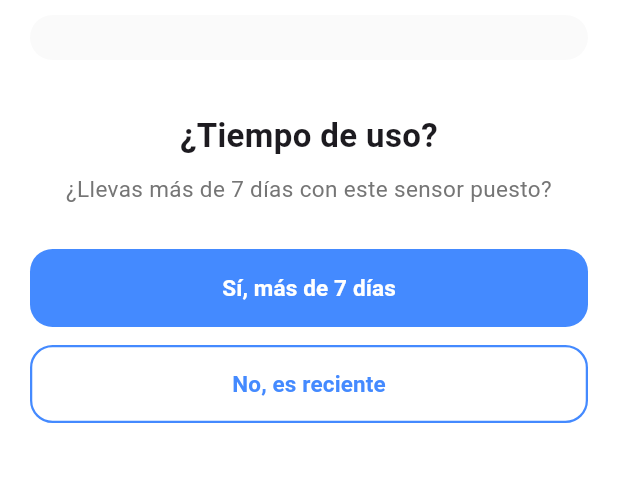
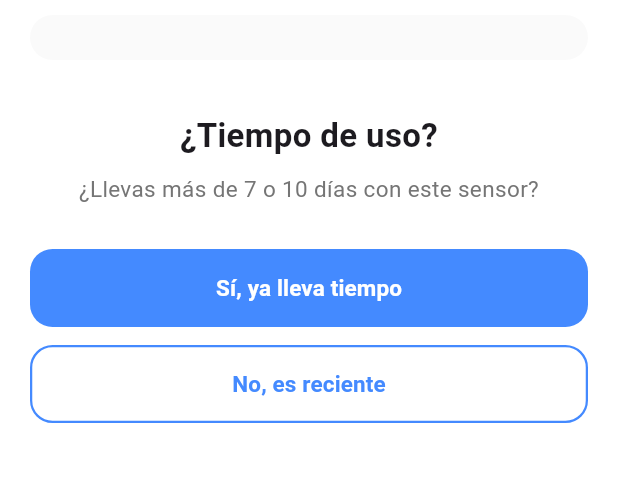
Before and after one commit to SamuMartinez94/app-diabetes, a Flutter app: the ErroresScreen screen opened directly with empty values, after a tap on "El sensor no conecta", after a tap on "Está bien puesto", on a phone screen of 412 x 824 dp, the part 114-596 px from its top. Run offline on Flutter 3.47's test engine with Material 3 defaults, Android fonts, the phone set to English and light mode, and no system bars.

Commit message:
feat: filter sensor/catheter options

```diff
--- a/lib/errores.dart
+++ b/lib/errores.dart
@@ -19,6 +19,9 @@ class ErroresScreen extends StatefulWidget {
 class _ErroresScreenState extends State<ErroresScreen> {
   int pasoActual = 0;
   String flujoActivo = "";
+
+  // Variable de utilidad para saber si es Omnipod
+  bool get esOmnipod => widget.bomba == 'bomnipod';
 
   @override
   Widget build(BuildContext context) {
@@ -53,7 +56,7 @@ class _ErroresScreenState extends State<ErroresScreen> {
             children: [
               _buildHeaderConfig(),
               const SizedBox(height: 25),
-              //Alternar entre menú y flujo de preguntas
+              // Alternar entre menú y flujo de preguntas
               Expanded(
                 child: SingleChildScrollView(
                   physics: const BouncingScrollPhysics(),
@@ -96,7 +99,8 @@ class _ErroresScreenState extends State<ErroresScreen> {
                 _buildConfigItem(widget.bomba, 'Bomba'),
               if (widget.sensor.isNotEmpty)
                 _buildConfigItem(widget.sensor, 'Sensor'),
-              if (widget.cateter.isNotEmpty)
+              // CORRECCIÓN AQUÍ: No mostrar catéter si es Omnipod
+              if (widget.cateter.isNotEmpty && !esOmnipod)
                 _buildConfigItem(widget.cateter, 'Catéter'),
             ],
           ),
@@ -157,9 +161,13 @@ class _ErroresScreenState extends State<ErroresScreen> {
           "Problemas de señal o sincronización.",
         ),
         _buildErrorCard(
-          "Aviso de flujo obstruido",
+          esOmnipod
+              ? "Aviso de oclusión en el Pod"
+              : "Aviso de flujo obstruido",
           "flujo_obstruido",
-          "La insulina no pasa correctamente.",
+          esOmnipod
+              ? "El Pod ha detectado un problema."
+              : "La insulina no pasa correctamente.",
         ),
         _buildErrorCard(
           "Lecturas dudosas",
@@ -215,6 +223,7 @@ class _ErroresScreenState extends State<ErroresScreen> {
   }
 
   Widget _buildFlujoDiagnostico() {
+    // FLUJO SENSOR
     if (flujoActivo == "sensor_no_conecta") {
       if (pasoActual == 1) {
         return _buildPasoVisual(
@@ -226,16 +235,39 @@ class _ErroresScreenState extends State<ErroresScreen> {
       } else if (pasoActual == 2) {
         return _buildPasoVisual(
           pregunta: "¿Tiempo de uso?",
-          descripcion: "¿Llevas más de 7 días con este sensor puesto?",
-          textoSi: "Sí, más de 7 días",
+          descripcion: "¿Llevas más de 7 o 10 días con este sensor?",
+          textoSi: "Sí, ya lleva tiempo",
           textoNo: "No, es reciente",
           onSi: () => _mostrarSolucion(
-            "El sensor ha caducado. Debes sustituirlo por uno nuevo.",
+            "El sensor ha caducado o está cerca de hacerlo. Debes sustituirlo.",
           ),
-          onNo: () => setState(() => pasoActual = 3),
+          onNo: () => _mostrarSolucion(
+            "Intenta reiniciar el Bluetooth de tu móvil y espera 15 minutos.",
+          ),
         );
       }
     }
+
+    // FLUJO FLUJO OBSTRUIDO / OCLUSIÓN
+    if (flujoActivo == "flujo_obstruido") {
+      return _buildPasoVisual(
+        pregunta: esOmnipod ? "¿Alarma sonora?" : "¿Doblado o acodado?",
+        descripcion: esOmnipod
+            ? "Si el Pod emite un pitido constante, es una oclusión interna."
+            : "Revisa si el tubo tiene burbujas o si el catéter parece doblado.",
+        textoSi: "Hay problemas visibles",
+        textoNo: "Todo parece normal",
+        onSi: () => _mostrarSolucion(
+          esOmnipod
+              ? "El Pod está bloqueado. Debes desactivarlo y poner uno nuevo."
+              : "Cambia el set de infusión completo (catéter y reservorio).",
+        ),
+        onNo: () => _mostrarSolucion(
+          "Realiza un pequeño bolo de prueba (0.5u) para ver si la bomba da error.",
+        ),
+      );
+    }
+
     return const Center(child: Text("Cargando pasos..."));
   }
 
@@ -308,9 +340,8 @@ class _ErroresScreenState extends State<ErroresScreen> {
         child: Padding(
           padding: const EdgeInsets.all(24),
           child: Column(
-            mainAxisSize: MainAxisSize.min, // Se ajusta al contenido
+            mainAxisSize: MainAxisSize.min,
             children: [
-              // Icono superior circular
               Container(
                 padding: const EdgeInsets.all(16),
                 decoration: BoxDecoration(
@@ -324,8 +355,6 @@ class _ErroresScreenState extends State<ErroresScreen> {
                 ),
               ),
               const SizedBox(height: 20),
-
-              // Título centrado
               const Text(
                 "Recomendación",
                 textAlign: TextAlign.center,
@@ -336,7 +365,6 @@ class _ErroresScreenState extends State<ErroresScreen> {
                 ),
               ),
               const SizedBox(height: 12),
-
               Text(
                 mensaje,
                 textAlign: TextAlign.center,
@@ -347,7 +375,6 @@ class _ErroresScreenState extends State<ErroresScreen> {
                 ),
               ),
               const SizedBox(height: 30),
-
               SizedBox(
                 width: double.infinity,
                 child: FilledButton(
@@ -357,7 +384,6 @@ class _ErroresScreenState extends State<ErroresScreen> {
                     shape: RoundedRectangleBorder(
                       borderRadius: BorderRadius.circular(16),
                     ),
-                    elevation: 0,
                   ),
                   onPressed: () {
                     Navigator.pop(context);
```
Also changed, not shown: lib/bombas.dart (+92 -116 lines), lib/cambio_cateter.dart (+23 -4 lines), lib/cambio_sensor.dart (+26 -0 lines), lib/resultado.dart (+15 -4 lines), assets/images/cautosoft30.png (added), assets/images/cautosoft90.png (added), assets/images/cdana.png (added), assets/images/ctrusteel.png (added), assets/images/cypsopump.png (added).
